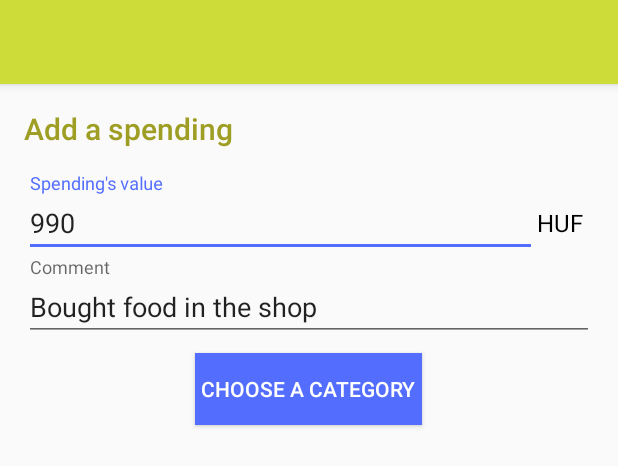
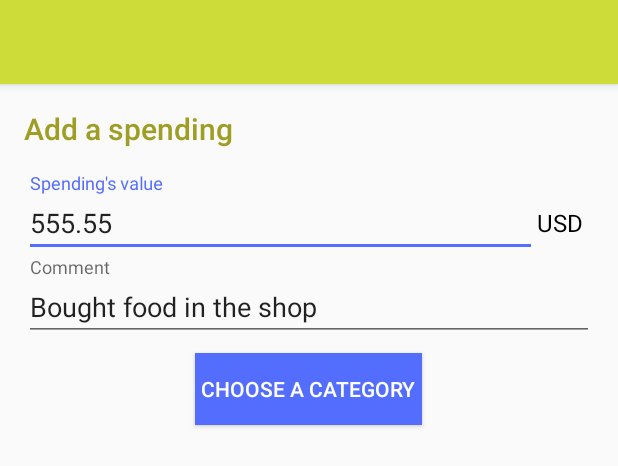
Before and after one commit to thelsien/CapstoneProjectStage2, an Android app: the layout fragment_add_edit_entry.xml on its own in the app's theme, with its tools: preview values and no code run, on a phone screen of 412 x 824 dp. Shown: the top 466 px of the screen. Run offline under Robolectric (Android 15) with nearby library versions, the phone set to English and light mode, and no system bars.

Commit message:
Categories are now translatable. Added all the string resources and others for now. Added image content descriptions.

```diff
--- a/app/src/main/java/apps/nanodegree/thelsien/capstone/CategoryChooserFragment.java
+++ b/app/src/main/java/apps/nanodegree/thelsien/capstone/CategoryChooserFragment.java
@@ -66,7 +66,7 @@ public class CategoryChooserFragment extends Fragment implements LoaderManager.L
         ((AppCompatActivity) getActivity()).setSupportActionBar(toolbar);
         ((AppCompatActivity) getActivity()).getSupportActionBar().setDisplayHomeAsUpEnabled(true);
 
-        listView.setLayoutManager(new GridLayoutManager(getContext(), 3)); //TODO replace magic number
+        listView.setLayoutManager(new GridLayoutManager(getContext(), getResources().getInteger(R.integer.main_grid_columns)));
         listView.setAdapter(mAdapter);
 
         return rootView;
@@ -96,9 +96,9 @@ public class CategoryChooserFragment extends Fragment implements LoaderManager.L
             int rowsUpdated = getContext().getContentResolver().update(SpendingsTable.CONTENT_URI, SpendingsTable.getContentValues(config, false), SpendingsTable.FIELD_ID + " = ?", new String[]{String.valueOf(args.getInt(ARGUMENTS_ENTRY_ID))});
 
             if (rowsUpdated == 1) {
-                Toast.makeText(getContext(), "Entry updated", Toast.LENGTH_SHORT).show();
+                Toast.makeText(getContext(), R.string.category_chooser_entry_updated, Toast.LENGTH_SHORT).show();
             } else {
-                Toast.makeText(getContext(), "Zero or more than 1 rows were affected.", Toast.LENGTH_SHORT).show();
+                Toast.makeText(getContext(), R.string.add_edit_save_delete_error, Toast.LENGTH_SHORT).show();
             }
         }
 
--- a/app/src/main/java/apps/nanodegree/thelsien/capstone/MainFragment.java
+++ b/app/src/main/java/apps/nanodegree/thelsien/capstone/MainFragment.java
@@ -37,7 +37,7 @@ public class MainFragment extends Fragment implements LoaderManager.LoaderCallba
 
     private static final String[] CATEGORY_COLUMNS = {
             MainCategoriesTable.FIELD__ID,
-            MainCategoriesTable.FIELD_NAME,
+            MainCategoriesTable.FIELD_NAME_RES,
             MainCategoriesTable.FIELD_ICON_RES
     };
     private static final int CATEGORIES_LOADER = 0;
@@ -77,7 +77,7 @@ public class MainFragment extends Fragment implements LoaderManager.LoaderCallba
         mRecyclerView = (RecyclerView) rootView.findViewById(R.id.lv_list);
         mCategoryAdapter = new CategoriesAdapter(getContext(), null, this, true);
 
-        mRecyclerView.setLayoutManager(new GridLayoutManager(getContext(), 3)); //TODO magic number to dimension
+        mRecyclerView.setLayoutManager(new GridLayoutManager(getContext(), getContext().getResources().getInteger(R.integer.main_grid_columns)));
         mRecyclerView.setAdapter(mCategoryAdapter);
 
         mMainFab.setOnClickListener(this);
--- a/app/src/main/java/apps/nanodegree/thelsien/capstone/SettingsFragment.java
+++ b/app/src/main/java/apps/nanodegree/thelsien/capstone/SettingsFragment.java
@@ -62,7 +62,10 @@ public class SettingsFragment extends PreferenceFragment implements SharedPrefer
     @Override
     public void onSharedPreferenceChanged(SharedPreferences sharedPreferences, String key) {
         if (key.equals(getString(R.string.prefs_current_currency_key))) {
-            new CurrencyChangeAsyncTask(getActivity()).execute(sharedPreferences.getString(getString(R.string.prefs_source_currency_key), "USD"), sharedPreferences.getString(getString(R.string.prefs_current_currency_key), "USD"));
+            new CurrencyChangeAsyncTask(getActivity()).execute(
+                    sharedPreferences.getString(getString(R.string.prefs_source_currency_key), getString(R.string.default_currency)),
+                    sharedPreferences.getString(getString(R.string.prefs_current_currency_key), getString(R.string.default_currency))
+            );
         } else if (key.equals(getString(R.string.prefs_time_interval))) {
             String newValue = sharedPreferences.getString(getString(R.string.prefs_time_interval), getString(R.string.default_time_interval_month));
             if (newValue.equals(getString(R.string.time_interval_custom))) {
--- a/app/src/main/java/apps/nanodegree/thelsien/capstone/adapters/CategoriesAdapter.java
+++ b/app/src/main/java/apps/nanodegree/thelsien/capstone/adapters/CategoriesAdapter.java
@@ -50,8 +50,11 @@ public class CategoriesAdapter extends RecyclerView.Adapter<CategoriesAdapter.Ca
     public void onBindViewHolder(CategoriesAdapter.CategoriesAdapterViewHolder holder, int position) {
         mCursor.moveToPosition(position);
 
+        final String categoryName = mContext.getString(mCursor.getInt(mCursor.getColumnIndex(MainCategoriesTable.FIELD_NAME_RES)));
         holder.mIconView.setImageResource(mCursor.getInt(mCursor.getColumnIndex(MainCategoriesTable.FIELD_ICON_RES)));
-        holder.mNameView.setText(mCursor.getString(mCursor.getColumnIndex(MainCategoriesTable.FIELD_NAME)));
+        holder.mIconView.setContentDescription(String.format(mContext.getString(R.string.content_description_category_icon), categoryName));
+
+        holder.mNameView.setText(categoryName);
         if (mIsMainFragmentAdapter) {
             float categoryValue = Utility.getCategoryValue(mContext, mCursor.getInt(mCursor.getColumnIndex(MainCategoriesTable.FIELD__ID)));
 
--- a/app/src/main/java/apps/nanodegree/thelsien/capstone/data/MainCategoriesTableConfig.java
+++ b/app/src/main/java/apps/nanodegree/thelsien/capstone/data/MainCategoriesTableConfig.java
@@ -14,8 +14,8 @@ public class MainCategoriesTableConfig {
     @SimpleSQLColumn(value = "_id", primary = true, autoincrement = true)
     public int _id;
 
-    @SimpleSQLColumn("name")
-    public String name;
+    @SimpleSQLColumn("name_res")
+    public int nameRes;
 
     @SimpleSQLColumn("icon_res")
     public int iconRes;
--- a/app/src/main/res/layout/activity_main.xml
+++ b/app/src/main/res/layout/activity_main.xml
@@ -1,6 +1,7 @@
 <?xml version="1.0" encoding="utf-8"?>
 <fragment xmlns:android="http://schemas.android.com/apk/res/android"
           xmlns:tools="http://schemas.android.com/tools"
+          android:id="@+id/fragment_main"
           android:name="apps.nanodegree.thelsien.capstone.MainFragment"
           android:layout_width="match_parent"
           android:layout_height="match_parent"
--- a/app/src/main/res/layout/fragment_add_edit_entry.xml
+++ b/app/src/main/res/layout/fragment_add_edit_entry.xml
@@ -10,27 +10,27 @@
         android:id="@+id/toolbar"
         android:layout_width="match_parent"
         android:layout_height="?attr/actionBarSize"
-        app:theme="@style/ToolbarStyle"
         android:background="@color/colorPrimary"
-        android:elevation="4dp"/>
+        android:elevation="@dimen/toolbar_elevation"
+        app:theme="@style/ToolbarStyle"/>
 
     <LinearLayout
         android:layout_width="match_parent"
         android:layout_height="match_parent"
         android:orientation="vertical"
-        android:paddingLeft="16dp"
-        android:paddingRight="16dp">
+        android:paddingLeft="@dimen/padding_16dp"
+        android:paddingRight="@dimen/padding_16dp">
 
         <TextView
             android:id="@+id/tv_title"
             android:layout_width="wrap_content"
             android:layout_height="wrap_content"
             android:fontFamily="sans-serif-medium"
-            android:paddingBottom="16dp"
-            android:paddingTop="16dp"
-            android:text="Add a spending"
+            android:paddingBottom="@dimen/padding_16dp"
+            android:paddingTop="@dimen/padding_16dp"
+            android:text="@string/add_spending_title"
             android:textColor="@color/colorPrimaryDark"
-            android:textSize="20sp"/>
+            android:textSize="@dimen/add_edit_title_text_size"/>
 
         <LinearLayout
             android:layout_width="match_parent"
@@ -47,9 +47,8 @@
                     android:id="@+id/et_value"
                     android:layout_width="match_parent"
                     android:layout_height="wrap_content"
-                    android:layout_weight="9"
-                    android:hint="Spending's value"
-                    tools:text="990"/>
+                    android:hint="@string/add_edit_spendings_edit_text_hint"
+                    tools:text="555.55"/>
             </android.support.design.widget.TextInputLayout>
 
             <TextView
@@ -58,23 +57,23 @@
                 android:layout_height="match_parent"
                 android:layout_weight="1"
                 android:gravity="center_vertical"
-                android:paddingTop="10dp"
-                android:text="HUF"
+                android:paddingTop="@dimen/add_edit_currency_padding_top"
                 android:textColor="@android:color/black"
-                android:textSize="16sp"/>
+                android:textSize="@dimen/text_size_16sp"
+                tools:text="@string/default_currency"/>
         </LinearLayout>
 
 
         <android.support.design.widget.TextInputLayout
             android:layout_width="match_parent"
             android:layout_height="wrap_content"
-            android:paddingBottom="8dp">
+            android:paddingBottom="@dimen/padding_8dp">
 
             <EditText
                 android:id="@+id/et_note"
                 android:layout_width="match_parent"
                 android:layout_height="wrap_content"
-                android:hint="Comment"
+                android:hint="@string/add_edit_note_edit_text_hint"
                 tools:text="Bought food in the shop"/>
         </android.support.design.widget.TextInputLayout>
 
@@ -84,8 +83,8 @@
             android:layout_height="wrap_content"
             android:layout_gravity="center_horizontal"
             android:background="@color/colorAccent"
-            android:padding="4dp"
-            android:text="Choose a category"
+            android:padding="@dimen/padding_4dp"
+            android:text="@string/add_edit_button_choose_category"
             android:textColor="@android:color/white"/>
     </LinearLayout>
 
--- a/app/src/main/res/layout/fragment_category_chooser.xml
+++ b/app/src/main/res/layout/fragment_category_chooser.xml
@@ -11,7 +11,7 @@
         android:layout_height="?attr/actionBarSize"
         app:theme="@style/ToolbarStyle"
         android:background="@color/colorPrimary"
-        android:elevation="4dp"/>
+        android:elevation="@dimen/toolbar_elevation"/>
 
     <android.support.v7.widget.RecyclerView
         android:id="@+id/lv_list"
--- a/app/src/main/res/values/dimens.xml
+++ b/app/src/main/res/values/dimens.xml
@@ -5,4 +5,18 @@
     <dimen name="list_percent_size">20sp</dimen>
     <dimen name="list_image_width">32dp</dimen>
     <dimen name="list_category_title_padding">8dp</dimen>
+    <dimen name="main_toolbar_height">150dp</dimen>
+    <dimen name="toolbar_value_text_size">16sp</dimen>
+    <dimen name="padding_8dp">8dp</dimen>
+    <dimen name="padding_16dp">16dp</dimen>
+    <dimen name="main_category_icon_width">32dp</dimen>
+    <dimen name="padding_4dp">4dp</dimen>
+    <dimen name="category_entry_value_text_size">18sp</dimen>
+    <dimen name="text_size_12sp">12sp</dimen>
+    <dimen name="toolbar_elevation">4dp</dimen>
+    <dimen name="add_edit_title_text_size">20sp</dimen>
+    <dimen name="add_edit_currency_padding_top">10dp</dimen>
+    <dimen name="text_size_16sp">16sp</dimen>
+    <dimen name="category_details_icon_size">50dp</dimen>
+    <dimen name="category_details_toolbar_height">140dp</dimen>
 </resources>
--- /dev/null
+++ b/app/src/main/res/values/integers.xml
@@ -0,0 +1,4 @@
+<?xml version="1.0" encoding="utf-8"?>
+<resources>
+    <integer name="main_grid_columns">3</integer>
+</resources>
```
Also changed, not shown: app/src/main/java/apps/nanodegree/thelsien/capstone/AddEditEntryFragment.java (+20 -18 lines), app/src/main/java/apps/nanodegree/thelsien/capstone/CategoryDetailsFragment.java (+5 -4 lines), app/src/main/java/apps/nanodegree/thelsien/capstone/Utility.java (+6 -6 lines), app/src/main/res/layout/category_entry_list_row.xml (+7 -7 lines), app/src/main/res/layout/fragment_category_details.xml (+7 -6 lines), app/src/main/res/layout/fragment_main.xml (+24 -24 lines), app/src/main/res/layout/main_categories_grid_list_item.xml (+8 -7 lines), app/src/main/res/values/strings.xml (+38 -1 lines).
